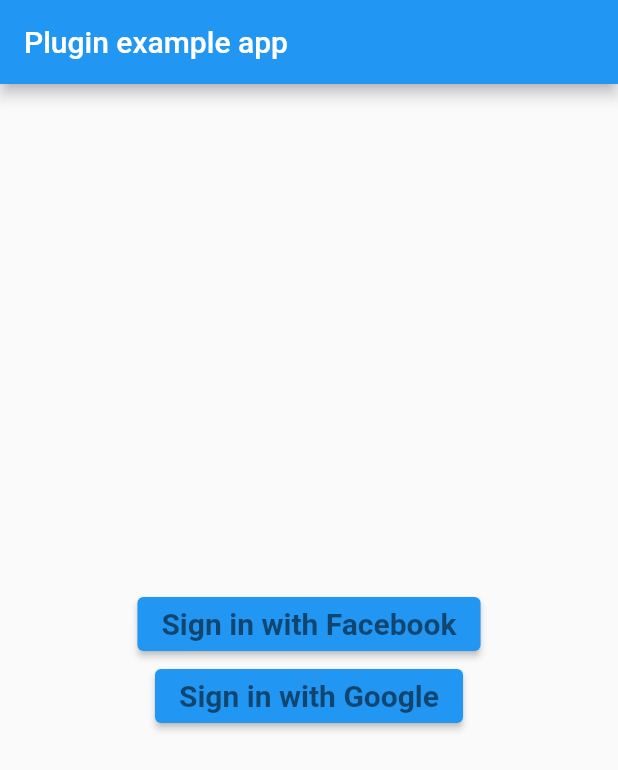
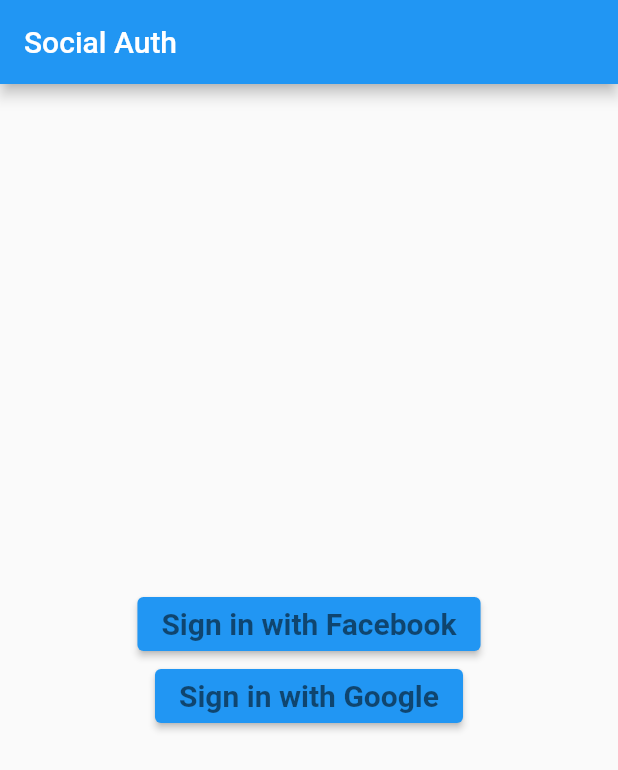
Before and after one commit to Raji48/Flutter_Reusable_Component, a Flutter app: the screen it shows after launch, after a tap on "Sign in with Google", on a phone screen of 412 x 824 dp. Shown: the top 770 px of the screen. Run offline on Flutter 3.47's test engine with Material 2 defaults, Android fonts, the phone set to English and light mode, and no system bars; our stand-ins replace auth_buttons, firebase_auth, firebase_core, google_sign_in; missing offline and left inert: flutter_facebook_auth; accounts and stored records are empty.

```diff
--- a/lib/main.dart
+++ b/lib/main.dart
@@ -1,21 +1,17 @@
 
+import 'package:auth_buttons/auth_buttons.dart';
 import 'package:firebase_auth/firebase_auth.dart';
 import 'package:firebase_core/firebase_core.dart';
+ import 'package:flutter_facebook_auth/flutter_facebook_auth.dart';
+ import 'package:google_sign_in/google_sign_in.dart';
 import 'package:flutter/material.dart';
-import 'package:flutter_facebook_auth/flutter_facebook_auth.dart';
-import 'package:google_sign_in/google_sign_in.dart';
-
 
 Future<void>main()async{
-  WidgetsFlutterBinding.ensureInitialized();
-  await Firebase.initializeApp();
+ // WidgetsFlutterBinding.ensureInitialized();
+ // await Firebase.initializeApp();
   runApp(MyApp());
 }
 
-// void main(){
-//   runApp(MyApp());
-//
-// }
 
 class MyApp extends StatefulWidget {
   @override
@@ -29,19 +25,48 @@ class _MyAppState extends State<MyApp> {
   bool googlelogin=false;
   String  googleUsername='';
   String googleUsermail='';
-  Map User={};
 
   @override
   Widget build(BuildContext context) {
     return MaterialApp(
       home: Scaffold(
         appBar: AppBar(
-          title: const Text('Plugin example app'),
+          title: const Text('Social Auth'),
         ),
         body: Column(
           mainAxisAlignment: MainAxisAlignment.center,
           crossAxisAlignment: CrossAxisAlignment.center,
           children: [
+           // Text("ios module"),
+           /*GoogleAuthButton(
+              onPressed: () {},
+              darkMode: false,
+              style: AuthButtonStyle(
+                buttonType: AuthButtonType.secondary,
+                iconType: AuthIconType.outlined,
+              ),
+            ),
+            const Divider(),
+            FacebookAuthButton(
+              onPressed: () {},
+              darkMode: false,
+             // isLoading: isLoading,
+              style: const AuthButtonStyle(
+                buttonType: AuthButtonType.secondary,
+                iconType: AuthIconType.outlined,
+              ),
+            ),
+            const Divider(),
+            TwitterAuthButton(
+              onPressed: () {},
+              darkMode: false,
+              isLoading: false,
+              style: const AuthButtonStyle(
+                buttonType: AuthButtonType.secondary,
+                iconType: AuthIconType.outlined,
+              ),
+            ),
+*/
             Container(
               child: _isLoggedIn?Column(
                 crossAxisAlignment: CrossAxisAlignment.center,
@@ -104,8 +129,8 @@ class _MyAppState extends State<MyApp> {
                       color: Colors.black54,
                       fontWeight: FontWeight.w600,
                     ),),
-                  onPressed: (){
-                    signInWithGoogle();
+                  onPressed: () async {
+                    await   signInWithGoogle();
                   },
                 ),
               ),
@@ -172,13 +197,11 @@ class _MyAppState extends State<MyApp> {
       });
     }
      return _user;
-
   }
 
 
 
   // signout
-
   Future<void> signOutFromGoogle() async{
     await GoogleSignIn().signOut();
     await FirebaseAuth.instance.signOut();
@@ -216,8 +239,6 @@ class _MyAppState extends State<MyApp> {
   //     throw e;
   //   }
   // }
-
-
 }
 
 
--- a/pubspec.yaml
+++ b/pubspec.yaml
@@ -31,7 +31,8 @@ dependencies:
   flutter_facebook_auth: ^3.5.1
   firebase_auth: ^3.0.2
   google_sign_in: ^5.0.7
-  cloud_firestore: ^2.5.1
+  auth_buttons: ^1.0.1+4
+
 
 dev_dependencies:
   flutter_test:
```
Also changed, not shown: pubspec.lock, 7 other files.
